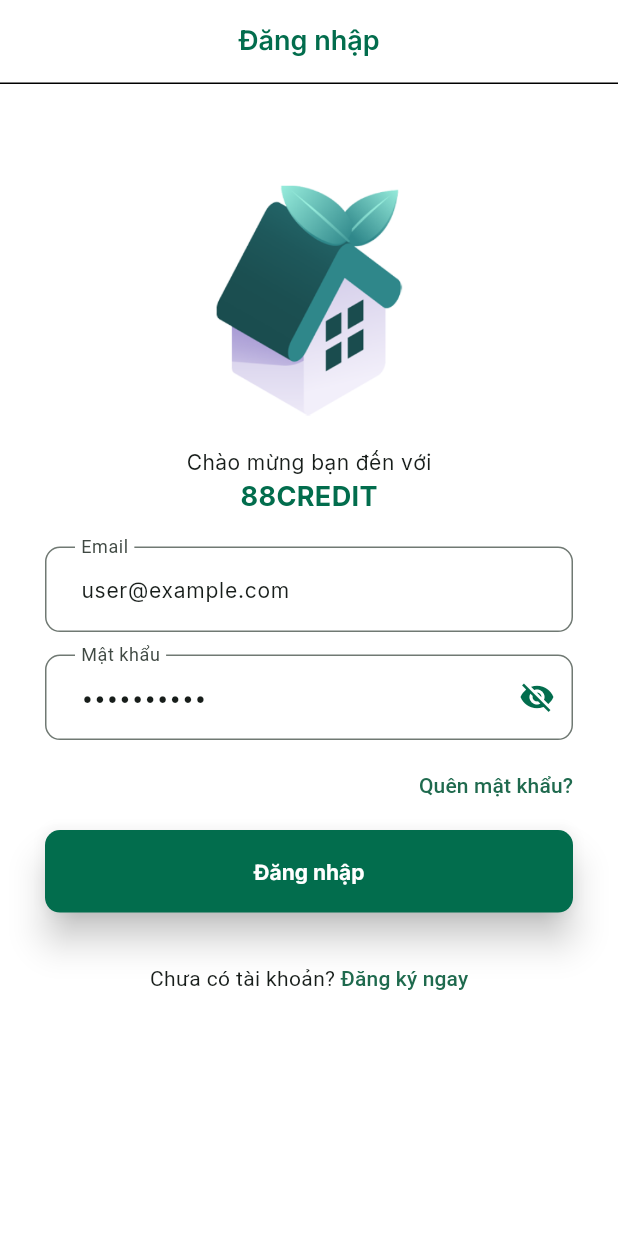
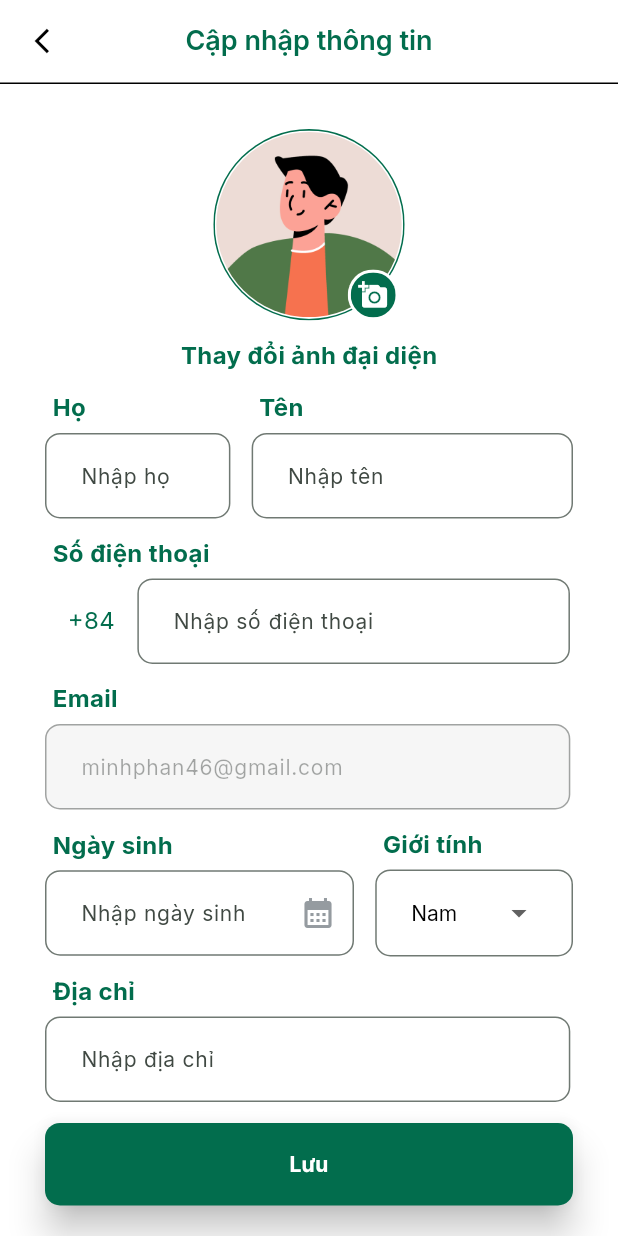
Before and after one commit to nhao2003/_88credit_mobile, a Flutter app: the screen it shows after launch, on a phone screen of 412 x 824 dp. Run offline on Flutter 3.47's test engine with Material 3 defaults, Android fonts, the phone set to English and light mode, and no system bars; our stand-ins replace bloc, dartz, dio, dropdown_button2, equatable, file_picker and 8 more; missing offline and left inert: flutter_zalopay_sdk.

Commit message:
Add UpdateInfoScreen to AppPages

```diff
--- a/lib/config/routes/app_pages.dart
+++ b/lib/config/routes/app_pages.dart
@@ -6,11 +6,9 @@ import 'package:_88credit_mobile/features/presentation/modules/login/screens/upd
 import 'package:flutter/material.dart';
 import 'package:flutter_bloc/flutter_bloc.dart';
 import '../../features/presentation/modules/login/bloc/auth_bloc.dart';
+import '../../features/presentation/modules/login/screens/update_info_screen.dart';
 
 class AppPages {
-  static final RouteObserver<Route> routeObserver = RouteObserver<Route>();
-  static List<String> history = [];
-
   static List<PageEntity> pages() {
     return [
       PageEntity(
@@ -33,8 +31,16 @@ class AppPages {
         page: const UpdatePasswordScreen(),
         bloc: BlocProvider(create: (context) => AuthBloc()),
       ),
+      PageEntity(
+        path: AppRoutes.updateInfo,
+        page: const UpdateInfoScreen(),
+        bloc: BlocProvider(create: (context) => AuthBloc()),
+      ),
     ];
   }
+
+  static final RouteObserver<Route> routeObserver = RouteObserver<Route>();
+  static List<String> history = [];
 
   static List<dynamic> blocer(BuildContext context) {
     List<dynamic> blocerList = [];
--- a/lib/features/presentation/modules/login/screens/login_screen.dart
+++ b/lib/features/presentation/modules/login/screens/login_screen.dart
@@ -28,6 +28,7 @@ class _LoginScreenState extends State<LoginScreen> {
 
   @override
   void dispose() {
+    loginFormGlobalKey.currentState?.dispose();
     _emailFocusNode.dispose();
     _passwordFocusNode.dispose();
     loginEmail.dispose();
--- /dev/null
+++ b/lib/features/presentation/modules/login/screens/update_info_screen.dart
@@ -0,0 +1,242 @@
+import 'dart:io';
+
+import 'package:_88credit_mobile/core/extensions/integer_ex.dart';
+import 'package:_88credit_mobile/core/extensions/textstyle_ex.dart';
+import 'package:flutter/material.dart';
+import 'package:intl/intl.dart';
+import '../../../../../config/routes/app_routes.dart';
+import '../../../../../config/theme/app_color.dart';
+import '../../../../../config/theme/text_styles.dart';
+import '../../../../../core/utils/date_picker.dart';
+import '../../../globalwidgets/my_appbar.dart';
+import '../widgets/dropdown_with_title.dart';
+import '../widgets/image_avatar_picker.dart';
+import '../widgets/text_field_with_title.dart';
+
+class UpdateInfoScreen extends StatefulWidget {
+  const UpdateInfoScreen({super.key});
+
+  @override
+  State<UpdateInfoScreen> createState() => _UpdateInfoScreenState();
+}
+
+class _UpdateInfoScreenState extends State<UpdateInfoScreen> {
+  final updateInfoFormKey = GlobalKey<FormState>();
+
+  final _fnameFocusNode = FocusNode();
+  final _lnameFocusNode = FocusNode();
+  final _phoneFocusNode = FocusNode();
+  final _emailFocusNode = FocusNode();
+  final _birthFocusNode = FocusNode();
+  final _addressFocusNode = FocusNode();
+
+  var fnamUpdateInfoTextController = TextEditingController();
+  var lnameUpdateInfoTextController = TextEditingController();
+  var phoneUpdateInfoTextController = TextEditingController();
+  var emailUpdateInfoTextController = TextEditingController();
+  var birthUpdateInfoTextController = TextEditingController();
+  var genderUpdateInfoTextController = TextEditingController();
+  var addressUpdateInfoTextController = TextEditingController();
+
+  File? imageAvatar; // file image of user
+
+  String gender = "Nam";
+
+  void changeGender(String? newValue) {
+    gender = newValue!;
+  }
+
+  @override
+  void dispose() {
+    updateInfoFormKey.currentState?.dispose();
+
+    _fnameFocusNode.dispose();
+    _lnameFocusNode.dispose();
+    _phoneFocusNode.dispose();
+    _emailFocusNode.dispose();
+    _addressFocusNode.dispose();
+    _birthFocusNode.dispose();
+
+    fnamUpdateInfoTextController.dispose();
+    lnameUpdateInfoTextController.dispose();
+    phoneUpdateInfoTextController.dispose();
+    emailUpdateInfoTextController.dispose();
+    birthUpdateInfoTextController.dispose();
+    genderUpdateInfoTextController.dispose();
+    addressUpdateInfoTextController.dispose();
+    super.dispose();
+  }
+
+  String getEmail() {
+    return "minhphan46@gmail.com";
+  }
+
+  /// get day from date picker
+  Future<void> handleDatePicker() async {
+    DateTime? date = await DatePickerHelper.getDatePicker(context);
+    if (date != null) {
+      birthUpdateInfoTextController.text =
+          DateFormat('dd/MM/yyyy').format(date);
+    }
+  }
+
+  @override
+  Widget build(BuildContext context) {
+    emailUpdateInfoTextController.text = getEmail();
+
+    return Scaffold(
+      appBar: MyAppbar(title: "Cập nhập thông tin"),
+      body: SingleChildScrollView(
+        padding: const EdgeInsets.all(30),
+        child: Form(
+          key: updateInfoFormKey,
+          child: Column(
+            crossAxisAlignment: CrossAxisAlignment.stretch,
+            children: [
+// image avatar
+              ImageAvatarPicker(
+                imageAvatar: imageAvatar,
+              ),
+              const SizedBox(height: 12),
+// text avatar
+              Center(
+                child: Text(
+                  "Thay đổi ảnh đại diện",
+                  style: AppTextStyles.bold16.colorEx(AppColors.green),
+                ),
+              ),
+// text field Ho & ten
+              const SizedBox(height: 12),
+              Row(
+                mainAxisAlignment: MainAxisAlignment.spaceBetween,
+                children: [
+                  TextFieldWithTitle(
+                    titleText: "Họ",
+                    hintText: "Nhập họ",
+                    enable: true,
+                    canTap: true,
+                    keyBoardType: TextInputType.name,
+                    focusNode: _lnameFocusNode,
+                    nexFocusNode: _fnameFocusNode,
+                    textController: lnameUpdateInfoTextController,
+                    weightField: 30,
+                    validateFunc: (value) => (!(value == null || value == ''))
+                        ? null
+                        : 'Làm ơn nhập họ',
+                  ),
+                  TextFieldWithTitle(
+                    titleText: "Tên",
+                    hintText: "Nhập tên",
+                    enable: true,
+                    canTap: true,
+                    keyBoardType: TextInputType.name,
+                    focusNode: _fnameFocusNode,
+                    nexFocusNode: _phoneFocusNode,
+                    textController: fnamUpdateInfoTextController,
+                    weightField: 52,
+                    validateFunc: (value) => (!(value == null || value == ''))
+                        ? null
+                        : 'Làm ơn nhập tên',
+                  ),
+                ],
+              ),
+// text field so dien thoai
+              const SizedBox(height: 12),
+              TextFieldWithTitle(
+                region: "+84",
+                titleText: "Số điện thoại",
+                hintText: "Nhập số điện thoại",
+                enable: true,
+                canTap: true,
+                keyBoardType: TextInputType.phone,
+                focusNode: _phoneFocusNode,
+                textController: phoneUpdateInfoTextController,
+                weightField: 70,
+                validateFunc: (value) => (!(value == null || value == ''))
+                    ? null
+                    : 'Làm ơn nhập số điện thoại',
+              ),
+// text field email
+              const SizedBox(height: 12),
+              TextFieldWithTitle(
+                titleText: "Email",
+                hintText: "Nhập email",
+                enable: false,
+                canTap: true,
+                keyBoardType: TextInputType.emailAddress,
+                focusNode: _emailFocusNode,
+                textController: emailUpdateInfoTextController,
+                weightField: 85,
+                validateFunc: () {},
+              ),
+              const SizedBox(height: 12),
+              Row(
+                mainAxisAlignment: MainAxisAlignment.spaceBetween,
+                children: [
+// text field date of birth
+                  TextFieldWithTitle(
+                    titleText: "Ngày sinh",
+                    hintText: "Nhập ngày sinh",
+                    enable: true,
+                    canTap: false,
+                    keyBoardType: TextInputType.datetime,
+                    focusNode: _birthFocusNode,
+                    textController: birthUpdateInfoTextController,
+                    weightField: 50,
+                    validateFunc: () {},
+                    onTap: handleDatePicker,
+                  ),
+// drop down button gender
+                  DropdownWithTitle(
+                    titleText: "Giới tính",
+                    weightField: 32,
+                    value: gender,
+                    onChanged: changeGender,
+                  )
+                ],
+              ),
+// text field address
+              const SizedBox(height: 12),
+              TextFieldWithTitle(
+                titleText: "Địa chỉ",
+                hintText: "Nhập địa chỉ",
+                enable: true,
+                canTap: true,
+                keyBoardType: TextInputType.streetAddress,
+                focusNode: _addressFocusNode,
+                textController: addressUpdateInfoTextController,
+                weightField: 85,
+                validateFunc: (value) => (!(value == null || value == ''))
+                    ? null
+                    : 'Làm ơn nhập địa chỉ của bạn',
+              ),
+// Button luu
+              const SizedBox(height: 14),
+              ElevatedButton(
+                onPressed: () {
+                  // handleRegister();
+                  Navigator.of(context)
+                      .pushReplacementNamed(AppRoutes.bottomBar);
+                },
+                style: ElevatedButton.styleFrom(
+                  backgroundColor: AppColors.green,
+                  padding: const EdgeInsets.symmetric(vertical: 15),
+                  textStyle: const TextStyle(color: AppColors.white),
+                  elevation: 10,
+                  minimumSize: Size(100.wp, 55),
+                  shape: RoundedRectangleBorder(
+                    borderRadius: BorderRadius.circular(10),
+                  ),
+                ),
+                child: Text(
+                  'Lưu',
+                  style: AppTextStyles.bold14.colorEx(AppColors.white),
+                ),
+              ),
+            ],
+          ),
+        ),
+      ),
+    );
+  }
+}
--- /dev/null
+++ b/lib/features/presentation/modules/login/widgets/dropdown_with_title.dart
@@ -0,0 +1,80 @@
+import 'package:_88credit_mobile/core/extensions/integer_ex.dart';
+import 'package:_88credit_mobile/core/extensions/textstyle_ex.dart';
+import 'package:dropdown_button2/dropdown_button2.dart';
+import 'package:flutter/material.dart';
+import '../../../../../config/theme/app_color.dart';
+import '../../../../../config/theme/text_styles.dart';
+
+class DropdownWithTitle extends StatelessWidget {
+  DropdownWithTitle({
+    required this.titleText,
+    required this.weightField,
+    required this.value,
+    required this.onChanged,
+    super.key,
+  });
+
+  final String titleText;
+  final int weightField;
+  final Function onChanged;
+  final String value;
+
+  /// data
+  final List<DropdownMenuItem<String>> dropDownMenuItems = <String>['Nam', 'Nữ']
+      .map(
+        (String value) => DropdownMenuItem<String>(
+          value: value,
+          child: Text(value,
+              style: AppTextStyles.regular14.copyWith(color: AppColors.black)),
+        ),
+      )
+      .toList();
+
+  @override
+  Widget build(BuildContext context) {
+    return Column(
+      mainAxisAlignment: MainAxisAlignment.start,
+      crossAxisAlignment: CrossAxisAlignment.start,
+      children: [
+        // title
+        Padding(
+          padding: const EdgeInsets.only(bottom: 5, left: 5),
+          child: Text(
+            titleText,
+            style: AppTextStyles.bold16.colorEx(AppColors.green),
+          ),
+        ),
+        // field
+        SizedBox(
+          width: weightField.wp,
+          child: DropdownButtonFormField2<String>(
+            isExpanded: true,
+            decoration: InputDecoration(
+              contentPadding:
+                  const EdgeInsets.symmetric(vertical: 9, horizontal: 20.0),
+              border: OutlineInputBorder(
+                borderRadius: BorderRadius.circular(10),
+              ),
+            ),
+            value: value,
+            style: AppTextStyles.regular14.copyWith(color: AppColors.black),
+            onChanged: (String? newValue) {
+              onChanged(newValue);
+            },
+            items: dropDownMenuItems,
+            buttonStyleData: const ButtonStyleData(
+              height: 40,
+              width: 140,
+            ),
+            menuItemStyleData: const MenuItemStyleData(
+              height: 40,
+            ),
+            dropdownStyleData: const DropdownStyleData(
+              maxHeight: 400,
+            ),
+          ),
+        ),
+      ],
+    );
+  }
+}
--- /dev/null
+++ b/lib/features/presentation/modules/login/widgets/image_avatar_picker.dart
@@ -0,0 +1,158 @@
+import 'dart:io';
+import 'package:_88credit_mobile/core/extensions/integer_ex.dart';
+import 'package:flutter/material.dart';
+import 'package:image_picker/image_picker.dart';
+import '../../../../../config/theme/app_color.dart';
+import '../../../../../config/values/asset_image.dart';
+import '../../../../../core/service/device_service.dart';
+
+// ignore: must_be_immutable
+class ImageAvatarPicker extends StatefulWidget {
+  File? imageAvatar; // file image of user
+  ImageAvatarPicker({required this.imageAvatar, super.key});
+  @override
+  State<ImageAvatarPicker> createState() => _ImageAvatarPickerState();
+}
+
+class _ImageAvatarPickerState extends State<ImageAvatarPicker> {
+  /// get image from camera
+  Future<void> getImageFromCamera() async {
+    final image = await DeviceService.pickImage(ImageSource.camera);
+    if (image == null) return;
+    widget.imageAvatar = image;
+    if (mounted) Navigator.of(context).pop();
+  }
+
+  /// get image from gallery
+  Future<void> getImageFromGallery() async {
+    final image = await DeviceService.pickImage(ImageSource.gallery);
+    if (image == null) return;
+    widget.imageAvatar = image;
+    if (mounted) Navigator.of(context).pop();
+  }
+
+  Future<void> showImageSoure(BuildContext context) async {
+    return showModalBottomSheet(
+      context: context,
+      builder: (context) {
+        return Column(
+          mainAxisSize: MainAxisSize.min,
+          children: [
+            ListTile(
+              leading: const Icon(Icons.camera_alt),
+              title: const Text('Camera'),
+              onTap: () async {
+                await getImageFromCamera();
+                setState(() {});
+              },
+            ),
+            ListTile(
+              leading: const Icon(Icons.image),
+              title: const Text('Gallery'),
+              onTap: () async {
+                await getImageFromGallery();
+                setState(() {});
+              },
+            )
+          ],
+        );
+      },
+    );
+  }
+
+  @override
+  Widget build(BuildContext context) {
+    return Center(
+      child: Stack(
+        children: [
+          buildImage(context),
+          Positioned(
+            bottom: 0,
+            right: 4,
+            child: buildEditIcon(AppColors.green),
+          ),
+        ],
+      ),
+    );
+  }
+
+  Widget buildImage(BuildContext context) {
+    return buildCircle(
+      color: AppColors.green,
+      all: 1,
+      child: buildCircle(
+        color: Colors.white,
+        all: 1,
+        child: ClipOval(
+          child: Material(
+            color: Colors.transparent,
+            child: InkWell(
+              onTap: () async {
+                // click on the image
+                await showImageSoure(context);
+              },
+              child: showFace(),
+            ),
+          ),
+        ),
+      ),
+    );
+  }
+
+  Widget showFace() {
+    int imageSize = 30;
+    if (widget.imageAvatar != null) {
+      return Image.file(
+        widget.imageAvatar!,
+        fit: BoxFit.cover,
+        width: imageSize.wp,
+        height: imageSize.wp,
+      );
+    } else {
+      return SizedBox(
+        width: imageSize.wp,
+        height: imageSize.wp,
+        child: Image.asset(
+          Assets.avatarDefault,
+          fit: BoxFit.cover,
+        ),
+      );
+    }
+  }
+
+  Widget buildEditIcon(Color color) {
+    return buildCircle(
+      color: Colors.white,
+      all: 2,
+      child: buildCircle(
+        color: color,
+        all: 5,
+        child: InkWell(
+          onTap: () async {
+            // click on the image
+            await showImageSoure(context);
+          },
+          child: const Icon(
+            Icons.add_a_photo,
+            color: Colors.white,
+            size: 20,
+          ),
+        ),
+      ),
+    );
+  }
+
+  Widget buildCircle({
+    required Widget child,
+    required double all,
+    required Color color,
+  }) {
+    return ClipOval(
+      child: Container(
+        padding: EdgeInsets.all(all),
+        color: color,
+        child: child,
+      ),
+    );
+  }
+}
--- /dev/null
+++ b/lib/features/presentation/modules/login/widgets/text_field_with_title.dart
@@ -0,0 +1,110 @@
+import 'package:_88credit_mobile/core/extensions/integer_ex.dart';
+import 'package:_88credit_mobile/core/extensions/textstyle_ex.dart';
+import 'package:flutter/material.dart';
+import 'package:flutter/services.dart';
+import '../../../../../config/theme/app_color.dart';
+import '../../../../../config/theme/text_styles.dart';
+
+class TextFieldWithTitle extends StatelessWidget {
+  const TextFieldWithTitle({
+    this.region,
+    required this.titleText,
+    required this.hintText,
+    required this.weightField,
+    required this.keyBoardType,
+    required this.focusNode,
+    required this.enable,
+    required this.canTap,
+    this.nexFocusNode,
+    required this.textController,
+    required this.validateFunc,
+    this.onTap,
+    super.key,
+  });
+
+  final String? region;
+  final bool enable;
+  final bool canTap;
+  final String titleText;
+  final String hintText;
+  final int weightField;
+  final TextInputType keyBoardType;
+  final FocusNode focusNode;
+  final FocusNode? nexFocusNode;
+  final TextEditingController textController;
+  final Function validateFunc;
+  final Function? onTap;
+
+  @override
+  Widget build(BuildContext context) {
+    return Column(
+      mainAxisAlignment: MainAxisAlignment.start,
+      crossAxisAlignment: CrossAxisAlignment.start,
+      children: [
+        // title
+        Padding(
+          padding: const EdgeInsets.only(bottom: 5, left: 5),
+          child: Text(
+            titleText,
+            style: AppTextStyles.bold16.colorEx(AppColors.green),
+          ),
+        ),
+        // field
+        Row(
+          children: [
+            if (region != null)
+              Padding(
+                padding: const EdgeInsets.symmetric(horizontal: 15),
+                child: Text(
+                  region!,
+                  style: AppTextStyles.regular16.colorEx(AppColors.green),
+                ),
+              ),
+            SizedBox(
+              width: weightField.wp,
+              child: TextFormField(
+                enabled: enable,
+                focusNode: focusNode,
+                controller: textController,
+                keyboardType: keyBoardType,
+                readOnly: !canTap,
+                textInputAction: TextInputAction.next,
+                style: AppTextStyles.regular14,
+                inputFormatters: keyBoardType == TextInputType.phone
+                    ? <TextInputFormatter>[
+                        FilteringTextInputFormatter.digitsOnly
+                      ]
+                    : null,
+                decoration: InputDecoration(
+                  hintText: hintText,
+                  contentPadding: const EdgeInsets.symmetric(
+                      vertical: 18.0, horizontal: 20.0),
+                  border: const OutlineInputBorder(
+                    borderRadius: BorderRadius.all(Radius.circular(10)),
+                  ),
+                  filled: !enable,
+                  fillColor: enable ? AppColors.white : AppColors.grey100,
+                  suffixIcon: !canTap
+                      ? const Icon(
+                          Icons.calendar_month,
+                          color: AppColors.grey300,
+                        )
+                      : null,
+                ),
+                validator: (value) => validateFunc(value),
+                onTapOutside: (event) {
+                  focusNode.unfocus();
+                },
+                onFieldSubmitted: (_) {
+                  // chuyen qua textfill tiep theo
+                  FocusScope.of(context).requestFocus(nexFocusNode);
+                },
+                onTap: onTap as void Function()?,
+              ),
+            ),
+          ],
+        ),
+      ],
+    );
+  }
+}
--- a/lib/main.dart
+++ b/lib/main.dart
@@ -28,7 +28,7 @@ class MyApp extends StatelessWidget {
         debugShowCheckedModeBanner: false,
         theme: AppTheme.appTheme(),
         navigatorObservers: [AppPages.routeObserver],
-        initialRoute: AppRoutes.login,
+        initialRoute: AppRoutes.updateInfo,
         onGenerateRoute: AppPages.generateRouteSettings,
       ),
     );
```
